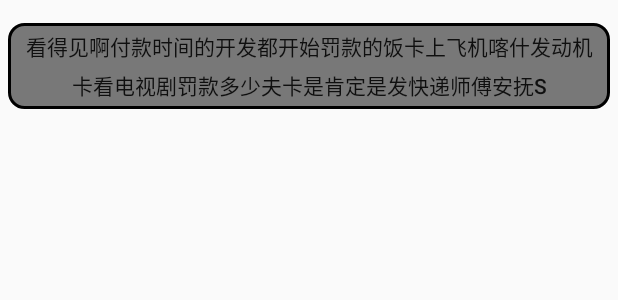
After one commit to 815034762/AndroidFrame, an Android app: the layout item_books.xml on its own in the app's theme, with its tools: preview values and no code run, on a phone screen of 412 x 824 dp. The commit adds this screen. Shown: the top 300 px of the screen. Run offline under Robolectric (Android 15) with nearby library versions, the phone set to English and light mode, and no system bars; network calls fail.

Commit message:
增加图书模块

```diff
--- /dev/null
+++ b/app/src/main/res/drawable/selector_btn.xml
@@ -0,0 +1,6 @@
+<?xml version="1.0" encoding="utf-8"?>
+<selector xmlns:android="http://schemas.android.com/apk/res/android" android:constantSize="true" android:enterFadeDuration="200" android:exitFadeDuration="200">
+    <item android:state_selected="true" android:drawable="@drawable/shape_core_rectangle_deee"/>
+    <item android:state_pressed="true" android:drawable="@drawable/shape_core_rectangle_deee"/>
+    <item android:drawable="@drawable/shape_core_rectangle_7878"/>
+</selector>
--- /dev/null
+++ b/app/src/main/res/drawable/shape_core_rectangle_7878.xml
@@ -0,0 +1,12 @@
+<?xml version="1.0" encoding="utf-8"?>
+<shape xmlns:android="http://schemas.android.com/apk/res/android"
+    android:shape="rectangle">
+    <corners android:radius="10dip" />
+    <solid android:color="#787878" />
+    <size
+        android:width="250dip"
+        android:height="25dip" />
+    <stroke
+        android:width="2dip"
+        android:color="#000000" />
+</shape>
--- /dev/null
+++ b/app/src/main/res/drawable/shape_core_rectangle_deee.xml
@@ -0,0 +1,12 @@
+<?xml version="1.0" encoding="utf-8"?>
+<shape xmlns:android="http://schemas.android.com/apk/res/android"
+    android:shape="rectangle">
+    <corners android:radius="10dip" />
+    <solid android:color="#8DEEEE" />
+    <size
+        android:width="250dip"
+        android:height="25dip" />
+    <stroke
+        android:width="2dip"
+        android:color="#000000" />
+</shape>
--- /dev/null
+++ b/app/src/main/res/layout/item_books.xml
@@ -0,0 +1,28 @@
+<?xml version="1.0" encoding="utf-8"?>
+<androidx.constraintlayout.widget.ConstraintLayout xmlns:android="http://schemas.android.com/apk/res/android"
+    xmlns:app="http://schemas.android.com/apk/res-auto"
+    xmlns:tools="http://schemas.android.com/tools"
+    android:layout_width="match_parent"
+    android:layout_height="wrap_content"
+    android:paddingLeft="5dp"
+    android:paddingTop="15dp"
+    android:paddingRight="5dp">
+
+    <Button
+        android:id="@+id/tv_title"
+        android:layout_width="0dp"
+        android:layout_height="wrap_content"
+        android:background="@drawable/selector_btn"
+        android:gravity="center"
+        android:lineSpacingExtra="5dp"
+        android:paddingLeft="8dp"
+        android:paddingTop="5dp"
+        android:paddingRight="8dp"
+        android:paddingBottom="5dp"
+        android:text="看得见啊付款时间的开发都开始罚款的饭卡上飞机喀什发动机卡看电视剧罚款多少夫卡是肯定是发快递师傅安抚s"
+        app:layout_constraintLeft_toLeftOf="parent"
+        app:layout_constraintRight_toRightOf="parent"
+        tools:ignore="MissingConstraints" />
+
+
+</androidx.constraintlayout.widget.ConstraintLayout>
--- a/app/src/main/res/values/strings.xml
+++ b/app/src/main/res/values/strings.xml
@@ -3,6 +3,6 @@
     <string name="formatStr">我是来自%1$s点击事件，现在身处%2$s今年%3$d啦</string>
     <string name="title_activity_navigation">MainActivity</string>
     <string name="title_home">每天一笑</string>
-    <string name="title_dashboard">电影</string>
+    <string name="title_dashboard">图书</string>
     <string name="title_notifications">新闻头条</string>
 </resources>
```
Also changed, not shown: app/src/main/java/com/example/myapplication/adapter/BookAdapter.java (added, +71 -0 lines), app/src/main/java/com/example/myapplication/demo/NetUtil.java (+33 -9 lines), app/src/main/java/com/example/myapplication/repository/RemoteRepository.java (renamed from app/src/main/java/com/example/myapplication/repository/NavigationRepository.java, +44 -7 lines), app/src/main/java/com/example/myapplication/ui/dashboard/DashboardFragment.java (+20 -10 lines), app/src/main/java/com/example/myapplication/ui/dashboard/DashboardViewModel.java (+14 -6 lines), app/src/main/java/com/example/myapplication/ui/home/HomeViewModel.java (+3 -5 lines), app/src/main/java/com/example/myapplication/viewmodel/model/Book.java (added, +81 -0 lines), app/src/main/res/layout/fragment_dashboard.xml (+11 -12 lines).
